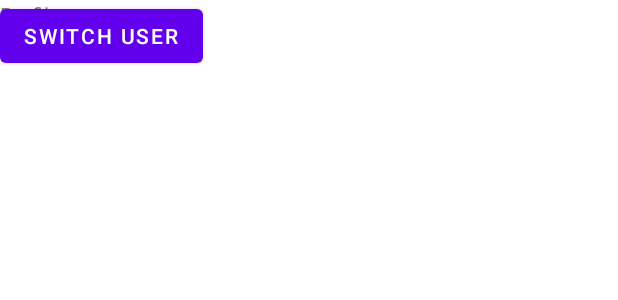
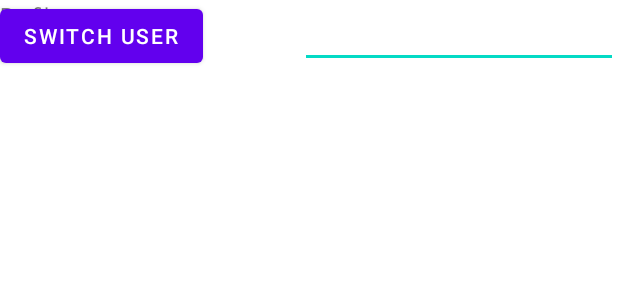
Before and after one commit to andrewthebare/FoodFinderApp, an Android app: the layout fragment_profile.xml on its own in the app's theme, with its tools: preview values and no code run, on a phone screen of 412 x 824 dp. Shown: the top 300 px of the screen. Run offline under Robolectric (Android 15) with nearby library versions, the phone set to English and light mode, and no system bars.

Commit message:
User Class with functionality to allow switching users - contains a button in the profile to primitively switch from user 0 to user 1

```diff
--- a/app/src/main/java/com/example/foodfinderapp/ProfileFragment.java
+++ b/app/src/main/java/com/example/foodfinderapp/ProfileFragment.java
@@ -6,12 +6,14 @@ import android.view.LayoutInflater;
 import android.view.View;
 import android.view.ViewGroup;
 import android.widget.Button;
+import android.widget.EditText;
 
 /**
  *   Fragment for profile page
  */
 public class ProfileFragment extends Fragment {
     Button switchUser;
+    EditText editUserNum;
 
     // Required empty public constructor
     public ProfileFragment() {
@@ -43,11 +45,12 @@ public class ProfileFragment extends Fragment {
     public void onViewCreated(View view, Bundle savedInstanceState) {
         super.onViewCreated(view, savedInstanceState);
         switchUser = view.findViewById(R.id.switchUser);
+        editUserNum = (EditText) view.findViewById(R.id.userSwitchNum);
         switchUser.setOnClickListener(this::onSwitchUserClick);
     }
 
     public void onSwitchUserClick(View view){
-        Database.getInstance().setCurrentUser(1);
+        Database.getInstance().setCurrentUser(Integer.parseInt(editUserNum.getText().toString()));
     }
 
 }
--- a/app/src/main/res/layout/fragment_profile.xml
+++ b/app/src/main/res/layout/fragment_profile.xml
@@ -17,4 +17,12 @@
         android:layout_height="wrap_content"
         android:text="Switch User" />
 
+    <EditText
+        android:id="@+id/userSwitchNum"
+        android:layout_width="wrap_content"
+        android:layout_height="wrap_content"
+        android:layout_marginLeft="200dp"
+        android:ems="10"
+        android:inputType="number" />
+
 </FrameLayout>
```
